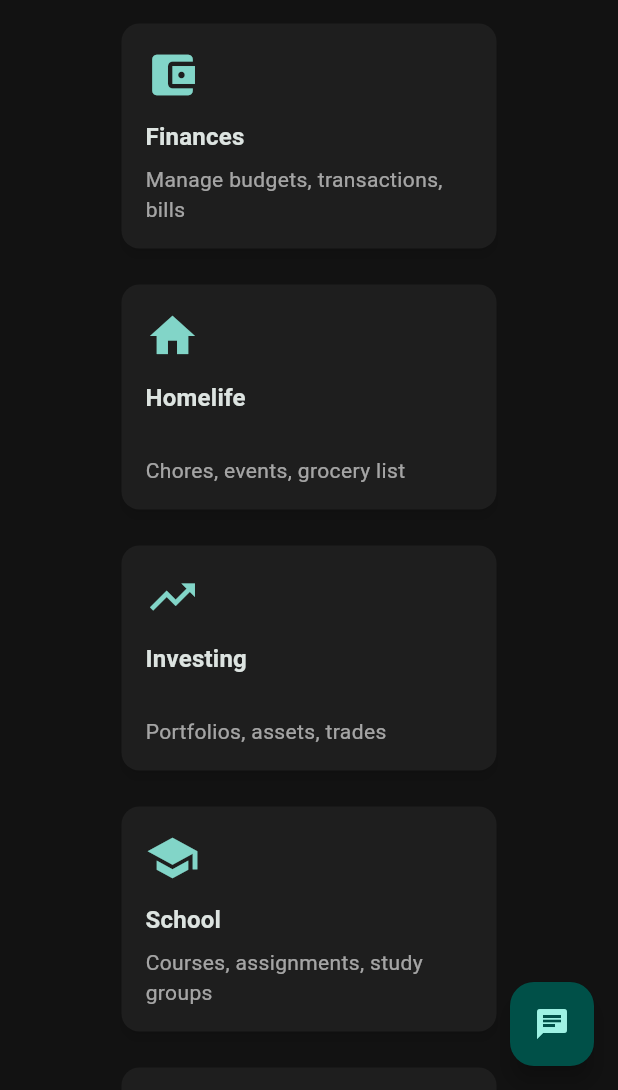
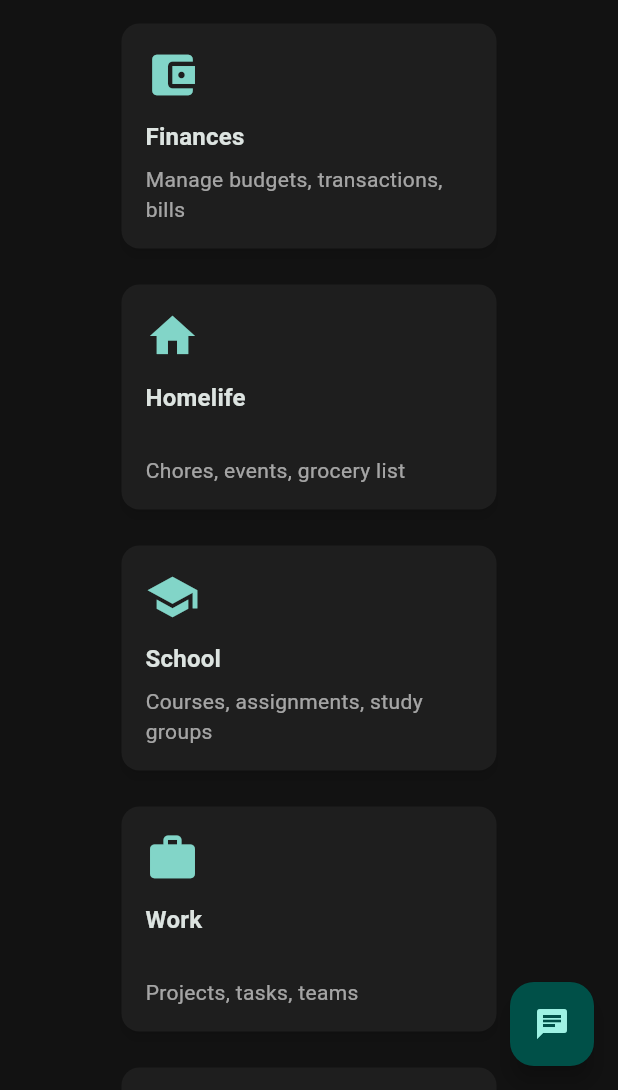
Before and after one commit to spencer-sliffe/KobraSuiteApp, a Flutter app: the HomeScreen screen opened by its route, on a phone screen of 412 x 824 dp, the part 146-1236 px from its top. Run offline on Flutter 3.47's test engine with Material 3 defaults, Android fonts, the phone set to English and light mode, and no system bars; our stand-ins replace dio, flutter_screenutil, flutter_secure_storage, get_it, google_fonts, shared_preferences; accounts and stored records are empty; statements that could not run were skipped.

Commit message:
Removed investing

```diff
--- a/kobrasuite_app/lib/screens/home/home_dashboard_screen.dart
+++ b/kobrasuite_app/lib/screens/home/home_dashboard_screen.dart
@@ -33,12 +33,6 @@ class HomeDashboardScreen extends StatelessWidget {
                 onTap: () => onModuleSelected(2),
               ),
               KobraDashboardCard(
-                icon: Icons.trending_up,
-                title: 'Investing',
-                subtitle: 'Portfolios, assets, trades',
-                onTap: () => onModuleSelected(3),
-              ),
-              KobraDashboardCard(
                 icon: Icons.school,
                 title: 'School',
                 subtitle: 'Courses, assignments, study groups',
--- a/kobrasuite_app/lib/widgets/nav/kobra_nav_rail.dart
+++ b/kobrasuite_app/lib/widgets/nav/kobra_nav_rail.dart
@@ -17,7 +17,6 @@ class KobraNavRail extends StatelessWidget {
       {'label': 'Dashboard', 'icon': Icons.dashboard},
       {'label': 'Finances', 'icon': Icons.account_balance_wallet},
       {'label': 'Homelife', 'icon': Icons.home},
-      {'label': 'Investing', 'icon': Icons.trending_up},
       {'label': 'School', 'icon': Icons.school},
       {'label': 'Work', 'icon': Icons.work},
       {'label': 'Notifications', 'icon': Icons.notifications},
```
